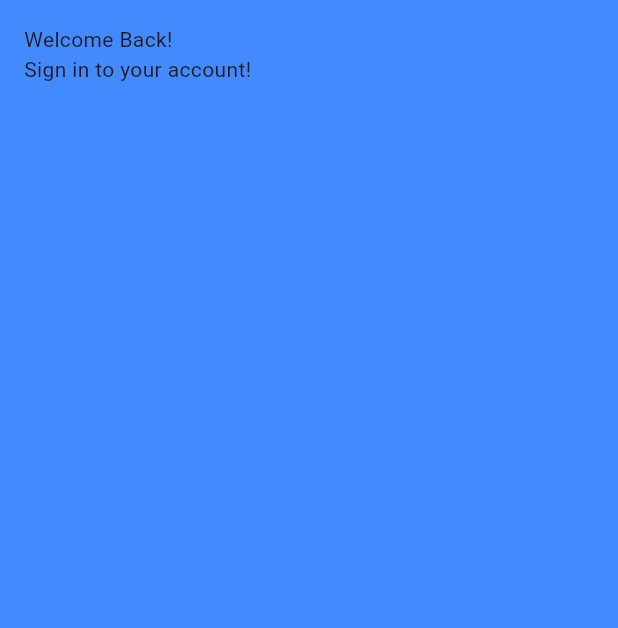
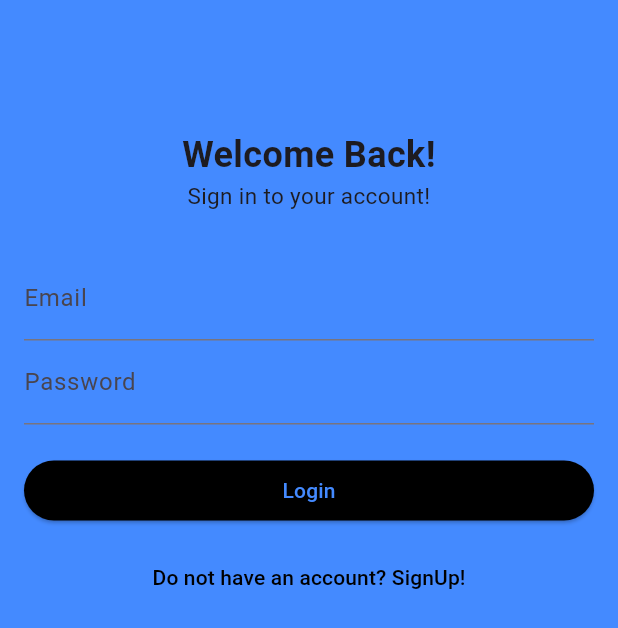
Before and after one commit to Tijanifareed/comms_bridge_frontend, a Flutter app: the screen it shows after launch, after a tap on "Already have an account? Login", on a phone screen of 412 x 824 dp. Shown: the top 628 px of the screen. Run offline on Flutter 3.47's test engine with Material 3 defaults, Android fonts, the light colour scheme and no system bars; network calls fail.

Commit message:
login screen done

```diff
--- a/lib/screens/home_screen.dart
+++ b/lib/screens/home_screen.dart
@@ -10,6 +10,10 @@ class HomePage extends StatefulWidget {
 class _HomePageState extends State<HomePage> {
   @override
   Widget build(BuildContext context) {
-    return const Placeholder();
+    return Scaffold(
+      appBar: AppBar(
+        title: Text('Welcome to CommsBridge'),
+      ),
+    );
   }
 }
--- a/lib/screens/login_screen.dart
+++ b/lib/screens/login_screen.dart
@@ -1,4 +1,5 @@
 import 'dart:convert';
+import 'package:comms_bridge_flutter/screens/signup_screen.dart';
 import 'package:http/http.dart' as http; // Import http package
 import 'package:flutter/material.dart';
 import 'home_screen.dart';
@@ -11,7 +12,7 @@ class LoginScreen extends StatefulWidget {
 
 class _LoginScreenState extends State<LoginScreen> {
 
-  final TextEditingController _userNameController = TextEditingController();
+  final TextEditingController _emailController = TextEditingController();
   final TextEditingController _passwordController = TextEditingController();
 
   final _formKey = GlobalKey<FormState>();
@@ -19,9 +20,10 @@ class _LoginScreenState extends State<LoginScreen> {
   void _handleLogin() async{
     if(_formKey.currentState!.validate()){
       final url = Uri.parse('http://192.168.191.167:8080/login/existing/account');
+
       final headers = {'Content-Type': 'application/json'};
       final body = jsonEncode({
-        'userName' : _userNameController.text,
+        'email' : _emailController.text,
         'password':_passwordController.text,
       });
 
@@ -72,12 +74,86 @@ class _LoginScreenState extends State<LoginScreen> {
         child: Column(
           crossAxisAlignment: CrossAxisAlignment.stretch,
           children: [
+            SizedBox(height: 70),
             Text(
-                'Welcome Back!'
+                'Welcome Back!',
+              style: TextStyle(
+                fontWeight: FontWeight.bold,
+                fontSize: 24,
+              ),
+              textAlign: TextAlign.center,
             ),
             Text(
-              'Sign in to your account!'
+              'Sign in to your account!',
+              style: TextStyle(
+                fontSize: 15,
+                fontWeight: FontWeight.normal,
+              ),
+              textAlign: TextAlign.center,
             ),
+
+            SizedBox(height: 30),
+            Form(
+                key: _formKey,
+                child: Column(
+                  crossAxisAlignment: CrossAxisAlignment.stretch,
+                  children: [
+                    TextFormField(
+                      controller: _emailController,
+                      keyboardType: TextInputType.emailAddress,
+                      decoration: InputDecoration(labelText: 'Email'),
+                      validator: (value){
+                        if(value == null || value.isEmpty){
+                          return 'Please enter your email';
+                        }else if (!RegExp(r'^[^@]+@[^@]+\.[^@]+').hasMatch(value)) {
+                          return 'Please enter a valid email address';
+                        }
+                        return null;
+                      },
+                    ),
+                    TextFormField(
+                      controller: _passwordController,
+                      obscureText: true,
+                      decoration: InputDecoration(labelText: 'Password'),
+                      validator: (value){
+                        if(value == null || value.isEmpty){
+                          return 'Please enter your password';
+                        }else if(value.length < 6){
+                          return 'Password must be at least 6 characters';
+                        }
+                        return null;
+                      },
+                    ),
+                    SizedBox(height: 20),
+                    ElevatedButton(
+                      onPressed: _handleLogin,
+                      style: ElevatedButton.styleFrom(
+                        foregroundColor: Colors.blueAccent,
+                        backgroundColor: Colors.black,
+                      ),
+                      child: Text(
+                        'Login'
+                      ),
+                    ),
+                    SizedBox(height: 10),
+                    TextButton(
+                        onPressed: (){
+                          Navigator.push(
+                              context,
+                              MaterialPageRoute(builder: (context) => SignUpScreen()),
+                          );
+                        },
+                        child: Text(
+                          'Do not have an account? SignUp!',
+                          style: TextStyle(
+                            color: Colors.black
+                          ),
+
+                        ),
+                    )
+                  ],
+                ),
+            )
           ],
         ),
       )
--- a/lib/screens/signup_screen.dart
+++ b/lib/screens/signup_screen.dart
@@ -67,7 +67,7 @@ class _SignUpScreenState extends State<SignUpScreen> {
         child: Column(
           crossAxisAlignment: CrossAxisAlignment.stretch,
           children: [
-            SizedBox(height:30),
+            SizedBox(height:50),
 
             Text(
               'Create Your Account',
```
